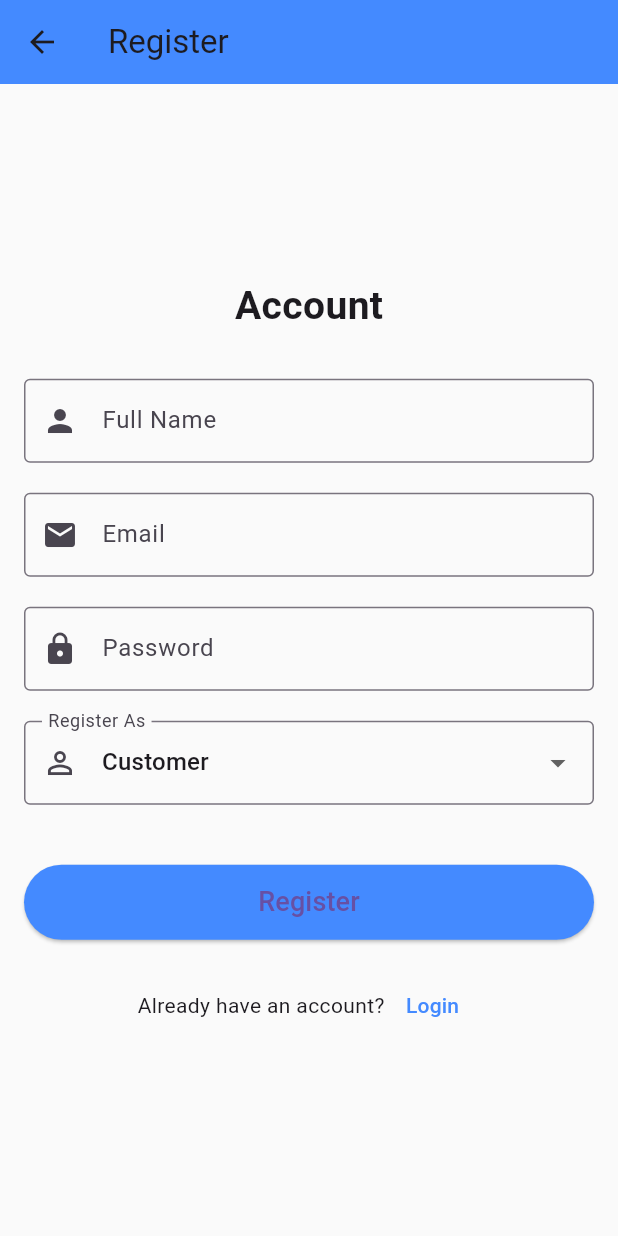
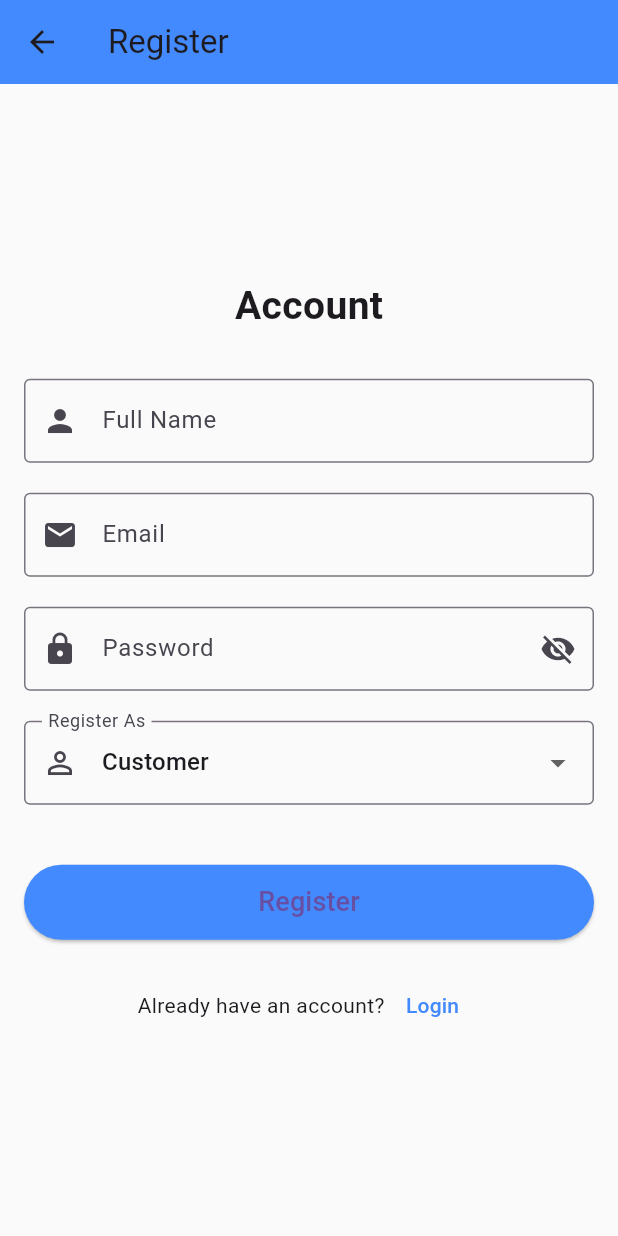
Before and after one commit to Vaibhav-Dodiya/rentHub_front, a Flutter app: the screen it shows after launch, after a tap on "Forgot Password", after a tap on "Back to Login", after a tap on "Sign Up", on a phone screen of 412 x 824 dp. Run offline on Flutter 3.47's test engine with Material 3 defaults, Android fonts, the phone set to English and light mode, and no system bars; our stand-ins replace image_picker, shared_preferences.

Commit message:
Add password visibility toggle (eye button) to all password fields - Login screen: Added eye icon to password field - Register screen: Added eye icons to password and admin secret key fields - Forgot password screen: Added eye icon to new password field - Toggle between visibility/visibility_off icons

```diff
--- a/lib/presentation/screens/auth/forgot_password_screen.dart
+++ b/lib/presentation/screens/auth/forgot_password_screen.dart
@@ -17,13 +17,14 @@ class _MyForgotState extends State<MyForgotPassword> {
   final TextEditingController newPasswordController = TextEditingController();
   bool isLoading = false;
   bool otpSent = false;
+  bool _isPasswordVisible = false; // Track password visibility
 
   Future<void> sendOTP() async {
     final email = emailController.text.trim();
     if (email.isEmpty) {
-      ScaffoldMessenger.of(context).showSnackBar(
-        const SnackBar(content: Text("Please enter your email")),
-      );
+      ScaffoldMessenger.of(
+        context,
+      ).showSnackBar(const SnackBar(content: Text("Please enter your email")));
       return;
     }
 
@@ -44,7 +45,9 @@ class _MyForgotState extends State<MyForgotPassword> {
             otpSent = true;
           });
           ScaffoldMessenger.of(context).showSnackBar(
-            const SnackBar(content: Text('OTP sent to your email! Please check your inbox.')),
+            const SnackBar(
+              content: Text('OTP sent to your email! Please check your inbox.'),
+            ),
           );
         } else {
           ScaffoldMessenger.of(context).showSnackBar(
@@ -54,9 +57,9 @@ class _MyForgotState extends State<MyForgotPassword> {
       }
     } catch (e) {
       if (mounted) {
-        ScaffoldMessenger.of(context).showSnackBar(
-          SnackBar(content: Text('Error: $e')),
-        );
+        ScaffoldMessenger.of(
+          context,
+        ).showSnackBar(SnackBar(content: Text('Error: $e')));
       }
     } finally {
       setState(() => isLoading = false);
@@ -69,9 +72,9 @@ class _MyForgotState extends State<MyForgotPassword> {
     final newPassword = newPasswordController.text.trim();
 
     if (email.isEmpty || otp.isEmpty || newPassword.isEmpty) {
-      ScaffoldMessenger.of(context).showSnackBar(
-        const SnackBar(content: Text("Please fill all fields")),
-      );
+      ScaffoldMessenger.of(
+        context,
+      ).showSnackBar(const SnackBar(content: Text("Please fill all fields")));
       return;
     }
 
@@ -112,15 +115,17 @@ class _MyForgotState extends State<MyForgotPassword> {
           });
         } else {
           ScaffoldMessenger.of(context).showSnackBar(
-            SnackBar(content: Text(resBody['message'] ?? 'Failed to reset password')),
+            SnackBar(
+              content: Text(resBody['message'] ?? 'Failed to reset password'),
+            ),
           );
         }
       }
     } catch (e) {
       if (mounted) {
-        ScaffoldMessenger.of(context).showSnackBar(
-          SnackBar(content: Text('Error: $e')),
-        );
+        ScaffoldMessenger.of(
+          context,
+        ).showSnackBar(SnackBar(content: Text('Error: $e')));
       }
     } finally {
       setState(() => isLoading = false);
@@ -200,8 +205,16 @@ class _MyForgotState extends State<MyForgotPassword> {
                           ),
                         ),
                         child: isLoading
-                            ? const CircularProgressIndicator(color: Colors.white)
-                            : const Text('Send OTP', style: TextStyle(fontSize: 18, color: Colors.white)),
+                            ? const CircularProgressIndicator(
+                                color: Colors.white,
+                              )
+                            : const Text(
+                                'Send OTP',
+                                style: TextStyle(
+                                  fontSize: 18,
+                                  color: Colors.white,
+                                ),
+                              ),
                       ),
                     ],
 
@@ -216,7 +229,11 @@ class _MyForgotState extends State<MyForgotPassword> {
                         ),
                         child: Row(
                           children: [
-                            const Icon(Icons.email, color: Colors.blueAccent, size: 30),
+                            const Icon(
+                              Icons.email,
+                              color: Colors.blueAccent,
+                              size: 30,
+                            ),
                             const SizedBox(width: 12),
                             Expanded(
                               child: Column(
@@ -267,7 +284,7 @@ class _MyForgotState extends State<MyForgotPassword> {
                       const SizedBox(height: 20),
                       TextField(
                         controller: newPasswordController,
-                        obscureText: true,
+                        obscureText: !_isPasswordVisible,
                         decoration: InputDecoration(
                           focusedBorder: OutlineInputBorder(
                             borderRadius: BorderRadius.circular(10),
@@ -281,6 +298,19 @@ class _MyForgotState extends State<MyForgotPassword> {
                           hintStyle: const TextStyle(color: Colors.white),
                           border: OutlineInputBorder(
                             borderRadius: BorderRadius.circular(10),
+                          ),
+                          suffixIcon: IconButton(
+                            icon: Icon(
+                              _isPasswordVisible
+                                  ? Icons.visibility
+                                  : Icons.visibility_off,
+                              color: Colors.white70,
+                            ),
+                            onPressed: () {
+                              setState(() {
+                                _isPasswordVisible = !_isPasswordVisible;
+                              });
+                            },
                           ),
                         ),
                         style: const TextStyle(color: Colors.white),
@@ -301,7 +331,9 @@ class _MyForgotState extends State<MyForgotPassword> {
                             radius: 30,
                             backgroundColor: const Color(0xff4c505b),
                             child: isLoading
-                                ? const CircularProgressIndicator(color: Colors.white)
+                                ? const CircularProgressIndicator(
+                                    color: Colors.white,
+                                  )
                                 : IconButton(
                                     onPressed: resetPassword,
                                     icon: const Icon(
@@ -319,7 +351,9 @@ class _MyForgotState extends State<MyForgotPassword> {
                       onPressed: () {
                         Navigator.pushReplacement(
                           context,
-                          MaterialPageRoute(builder: (context) => const MyLogin()),
+                          MaterialPageRoute(
+                            builder: (context) => const MyLogin(),
+                          ),
                         );
                       },
                       child: const Text(
--- a/lib/presentation/screens/auth/login_screen.dart
+++ b/lib/presentation/screens/auth/login_screen.dart
@@ -20,6 +20,7 @@ class _MyLoginState extends State<MyLogin> {
   TextEditingController passwordController = TextEditingController();
 
   bool isLoading = false;
+  bool _isPasswordVisible = false; // Track password visibility
   String _selectedRole = 'CUSTOMER'; // Default role selection
 
   Future<void> loginUser() async {
@@ -177,13 +178,26 @@ class _MyLoginState extends State<MyLogin> {
 
                     TextField(
                       controller: passwordController,
-                      obscureText: true,
+                      obscureText: !_isPasswordVisible,
                       decoration: InputDecoration(
                         fillColor: Colors.white70,
                         filled: true,
                         hintText: 'Password',
                         border: OutlineInputBorder(
                           borderRadius: BorderRadius.circular(10),
+                        ),
+                        suffixIcon: IconButton(
+                          icon: Icon(
+                            _isPasswordVisible
+                                ? Icons.visibility
+                                : Icons.visibility_off,
+                            color: Colors.grey[600],
+                          ),
+                          onPressed: () {
+                            setState(() {
+                              _isPasswordVisible = !_isPasswordVisible;
+                            });
+                          },
                         ),
                       ),
                     ),
--- a/lib/presentation/screens/auth/register_screen.dart
+++ b/lib/presentation/screens/auth/register_screen.dart
@@ -18,6 +18,8 @@ class _RegisterScreenState extends State<RegisterScreen> {
   final TextEditingController _passwordController = TextEditingController();
   final TextEditingController _adminKeyController = TextEditingController();
   bool _isLoading = false;
+  bool _isPasswordVisible = false; // Track password visibility
+  bool _isAdminKeyVisible = false; // Track admin key visibility
   String _selectedRole = 'CUSTOMER'; // Default role
 
   Future<void> _registerUser() async {
@@ -124,11 +126,23 @@ class _RegisterScreenState extends State<RegisterScreen> {
 
                   TextFormField(
                     controller: _passwordController,
-                    obscureText: true,
-                    decoration: const InputDecoration(
+                    obscureText: !_isPasswordVisible,
+                    decoration: InputDecoration(
                       labelText: 'Password',
-                      border: OutlineInputBorder(),
-                      prefixIcon: Icon(Icons.lock),
+                      border: const OutlineInputBorder(),
+                      prefixIcon: const Icon(Icons.lock),
+                      suffixIcon: IconButton(
+                        icon: Icon(
+                          _isPasswordVisible
+                              ? Icons.visibility
+                              : Icons.visibility_off,
+                        ),
+                        onPressed: () {
+                          setState(() {
+                            _isPasswordVisible = !_isPasswordVisible;
+                          });
+                        },
+                      ),
                     ),
                     validator: (value) {
                       if (value == null || value.isEmpty) {
@@ -171,15 +185,27 @@ class _RegisterScreenState extends State<RegisterScreen> {
                       children: [
                         TextFormField(
                           controller: _adminKeyController,
-                          obscureText: true,
-                          decoration: const InputDecoration(
+                          obscureText: !_isAdminKeyVisible,
+                          decoration: InputDecoration(
                             labelText: 'Admin Secret Key',
-                            border: OutlineInputBorder(),
-                            prefixIcon: Icon(Icons.vpn_key),
+                            border: const OutlineInputBorder(),
+                            prefixIcon: const Icon(Icons.vpn_key),
                             hintText: 'Enter admin secret key',
                             helperText:
                                 'Contact administrator for the secret key',
                             helperMaxLines: 2,
+                            suffixIcon: IconButton(
+                              icon: Icon(
+                                _isAdminKeyVisible
+                                    ? Icons.visibility
+                                    : Icons.visibility_off,
+                              ),
+                              onPressed: () {
+                                setState(() {
+                                  _isAdminKeyVisible = !_isAdminKeyVisible;
+                                });
+                              },
+                            ),
                           ),
                           validator: (value) {
                             if (_selectedRole == 'ADMIN' &&
```
Also changed, not shown: 4 other files.
